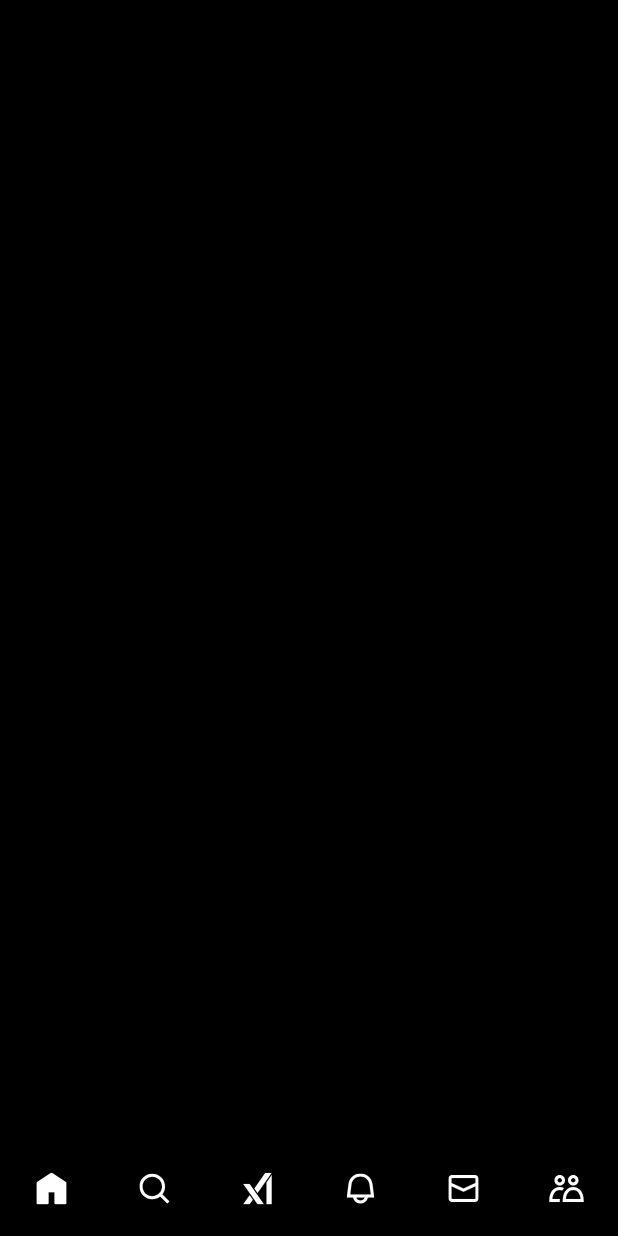
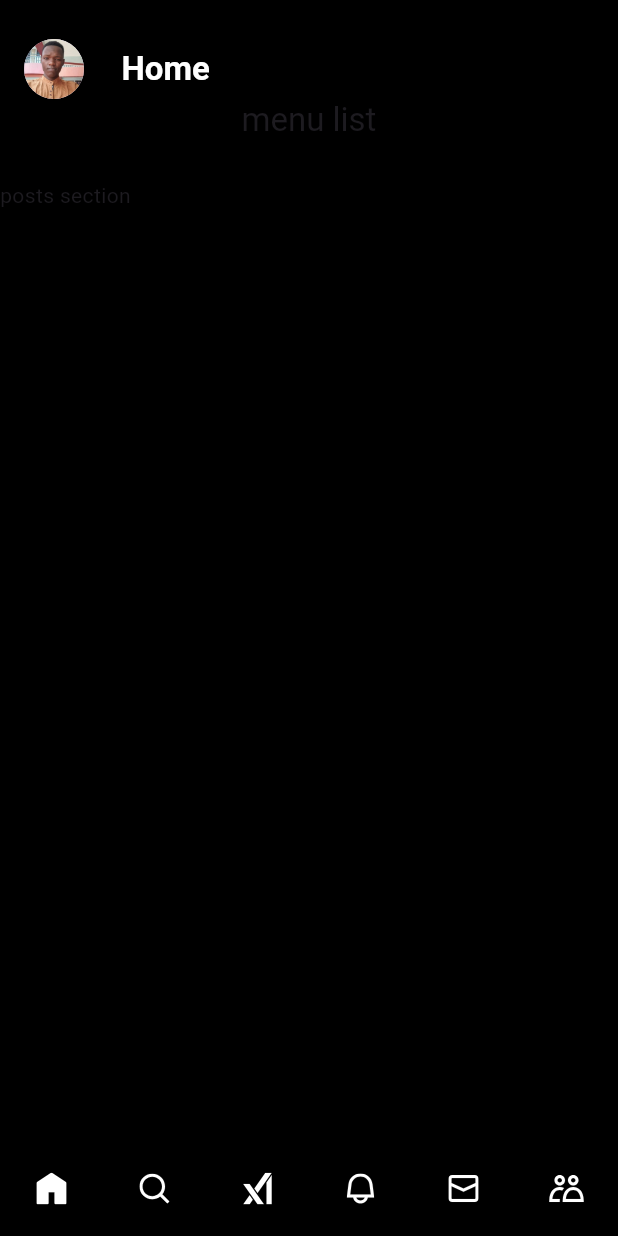
Before and after one commit to brianngeywo/x_clone, a Flutter app: the screen it shows after launch, on a phone screen of 412 x 824 dp. Run offline on Flutter 3.47's test engine with Material 3 defaults, Android fonts, the phone set to English and light mode, and no system bars; our stand-ins replace flutter_svg, hexcolor.

Commit message:
added top bar for home page

```diff
--- /dev/null
+++ b/lib/home_page/presentation/home_page_screen/ui/components/home_page_menu_list.dart
@@ -0,0 +1,6 @@
+import 'package:flutter/material.dart';
+
+class HomePageMenuList extends StatelessWidget {
+  @override
+  Widget build(BuildContext context) => Text("menu list");
+}
--- /dev/null
+++ b/lib/home_page/presentation/home_page_screen/ui/components/home_page_posts_list.dart
@@ -0,0 +1,6 @@
+import 'package:flutter/material.dart';
+
+class HomePagePostsList extends StatelessWidget {
+  @override
+  Widget build(BuildContext context) => Text("posts section");
+}
--- /dev/null
+++ b/lib/home_page/presentation/home_page_screen/ui/components/home_page_top_bar_section.dart
@@ -0,0 +1,29 @@
+import 'package:flutter/material.dart';
+import 'package:x_clone/generated/assets.dart';
+import 'package:x_clone/theme.dart';
+
+class HomePageTopBarSection extends StatelessWidget {
+  const HomePageTopBarSection({super.key});
+
+  @override
+  Widget build(BuildContext context) => Row(
+        mainAxisAlignment: MainAxisAlignment.start,
+        crossAxisAlignment: CrossAxisAlignment.center,
+        children: [
+          CircleAvatar(
+            child: ClipRRect(
+              borderRadius: BorderRadius.circular(100),
+              child: Image.asset(Assets.imagesMyProfilePicture),
+            ),
+          ),
+          const SizedBox(width: 25),
+          Text(
+            "Home",
+            style: TextStyle(
+              fontWeight: FontWeight.bold,
+              color: CustomTheme.twitterWhite,
+            ),
+          )
+        ],
+      );
+}
--- /dev/null
+++ b/lib/home_page/presentation/home_page_screen/ui/home_page.dart
@@ -0,0 +1,15 @@
+import 'package:x_clone/home_page/presentation/home_page_screen/ui/components/home_page_menu_list.dart';
+import 'package:x_clone/home_page/presentation/home_page_screen/ui/components/home_page_posts_list.dart';
+import 'package:x_clone/home_page/presentation/home_page_screen/ui/components/home_page_top_bar_section.dart';
+import 'package:x_clone/home_page/presentation/home_page_screen/ui/homepage_abstract.dart';
+
+class HomePage extends HomepageAbstract {
+  @override
+  HomePageMenuList menuList() => HomePageMenuList();
+
+  @override
+  HomePagePostsList postsList() => HomePagePostsList();
+
+  @override
+  HomePageTopBarSection topBarSection() => HomePageTopBarSection();
+}
--- a/lib/main_page/presentation/main_page_screen/logic/main_page_view_model.dart
+++ b/lib/main_page/presentation/main_page_screen/logic/main_page_view_model.dart
@@ -11,6 +11,8 @@ class MainPageViewModel {
     _instance ??= MainPageViewModel();
     return _instance!;
   }
+
+  PageController pageController = PageController();
 
   List<BottomNavigationBarItem> bottomNavigationBarItems = [
     // home
--- a/lib/main_page/presentation/main_page_screen/ui/widgets/main_page.dart
+++ b/lib/main_page/presentation/main_page_screen/ui/widgets/main_page.dart
@@ -1,4 +1,5 @@
 import 'package:flutter/material.dart';
+import 'package:x_clone/home_page/presentation/home_page_screen/ui/home_page.dart';
 import 'package:x_clone/theme.dart';
 
 import '../../logic/main_page_view_model.dart';
@@ -12,6 +13,12 @@ class MainPage extends StatelessWidget {
   Widget build(BuildContext context) {
     return Scaffold(
       backgroundColor: CustomTheme.twitterBlack,
+      body: PageView(
+        controller: _viewModel.pageController,
+        children: [
+          HomePage(),
+        ],
+      ),
       bottomNavigationBar: BottomNavigationBar(
         backgroundColor: CustomTheme.twitterBlack,
         fixedColor: CustomTheme.twitterBlack,
```
Also changed, not shown: lib/home_page/presentation/home_page_screen/ui/homepage_abstract.dart (added, +31 -0 lines).
